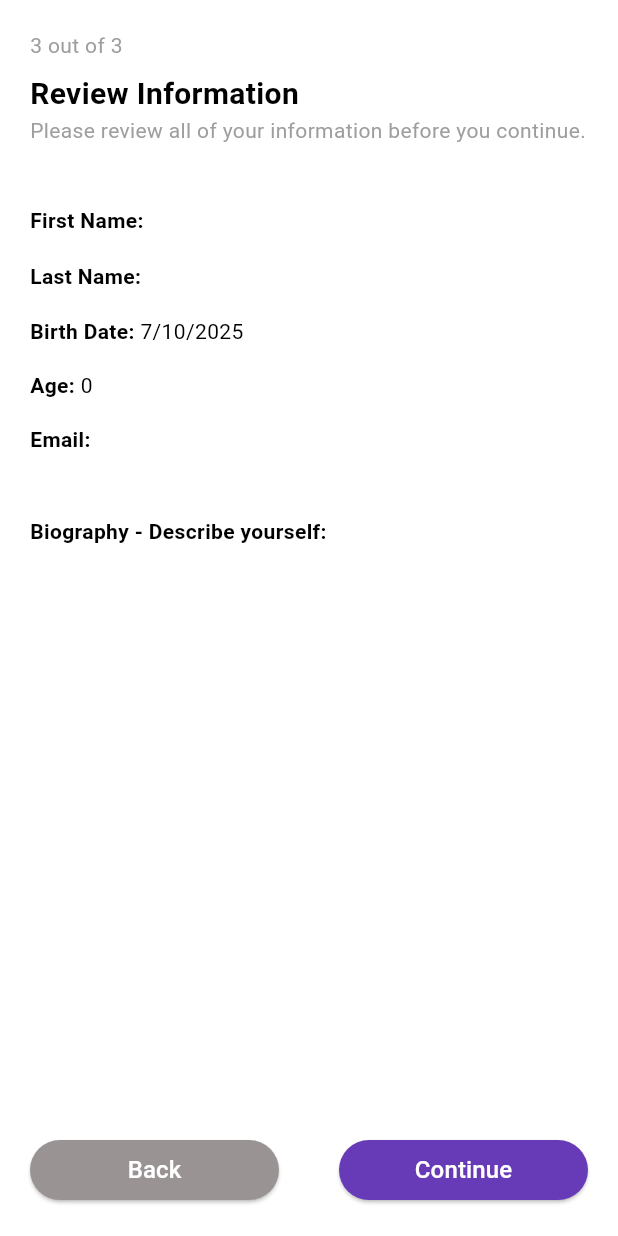
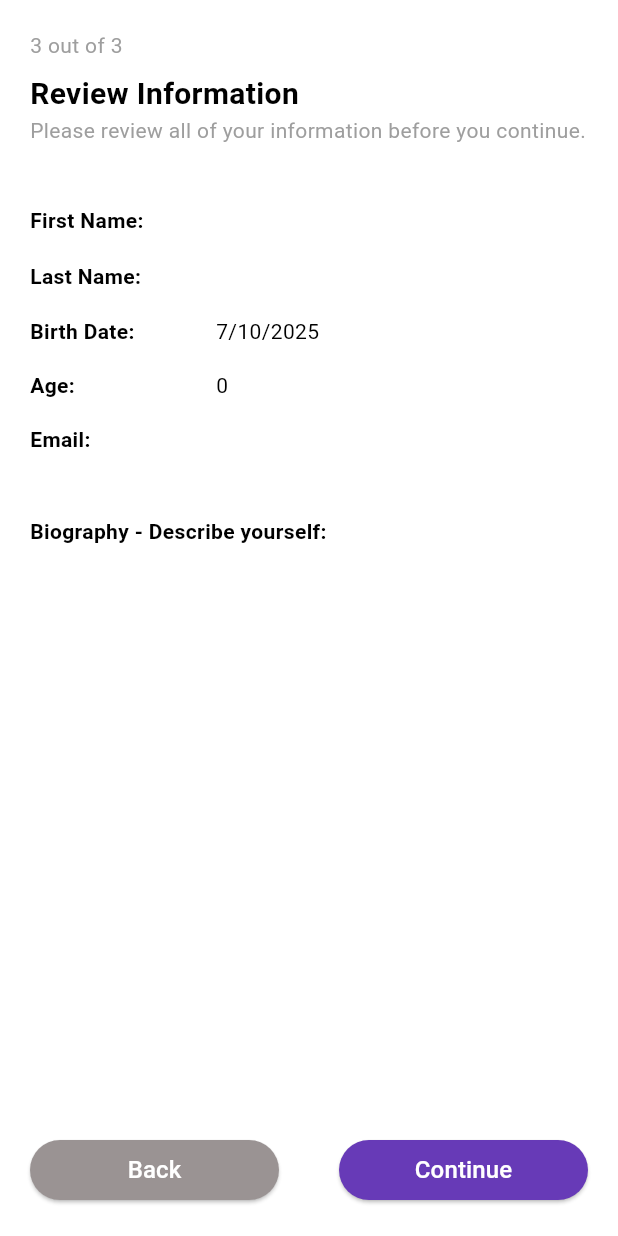
Before and after one commit to jyroball/Flutter_Project_1, a Flutter app: the FormThree widget shown alone on an empty page, opened directly with empty values, on a phone screen of 412 x 824 dp. Run offline on Flutter 3.47's test engine with Material 3 defaults, Android fonts, the phone set to English and light mode, and no system bars.

Commit message:
fixed Layout

```diff
--- a/lib/screens/add_User_Screens/form3.dart
+++ b/lib/screens/add_User_Screens/form3.dart
@@ -55,8 +55,14 @@ class FormThree extends StatelessWidget {
                   Row(
                     crossAxisAlignment: CrossAxisAlignment.start,
                     children: [
-                      const Text("First Name: ", style: TextStyle(fontWeight: FontWeight.bold)),
-                      Expanded(child: Text(firstName)),
+                      const Expanded(
+                        flex: 1,
+                        child: Text("First Name: ", style: TextStyle(fontWeight: FontWeight.bold))
+                      ),
+                      Expanded(
+                        flex: 2,
+                        child: Text(firstName),
+                      ),
                     ],
                   ),
 
@@ -64,8 +70,14 @@ class FormThree extends StatelessWidget {
                   Row(
                     crossAxisAlignment: CrossAxisAlignment.start,
                     children: [
-                      const Text("Last Name: ", style: TextStyle(fontWeight: FontWeight.bold)),
-                      Expanded(child: Text(lastName)),
+                      const Expanded(
+                        flex: 1,
+                        child: Text("Last Name: ", style: TextStyle(fontWeight: FontWeight.bold))
+                      ),
+                      Expanded(
+                        flex: 2,
+                        child: Text(lastName),
+                      ),
                     ],
                   ),
 
@@ -73,8 +85,14 @@ class FormThree extends StatelessWidget {
                   Row(
                     crossAxisAlignment: CrossAxisAlignment.start,
                     children: [
-                      const Text("Birth Date: ", style: TextStyle(fontWeight: FontWeight.bold)),
-                      Expanded(child: Text(formattedDate)),
+                      const Expanded(
+                        flex: 1,
+                        child: Text("Birth Date: ", style: TextStyle(fontWeight: FontWeight.bold))
+                      ),
+                      Expanded(
+                        flex: 2,
+                        child: Text(formattedDate)
+                      ),
                     ],
                   ),
 
@@ -82,8 +100,14 @@ class FormThree extends StatelessWidget {
                   Row(
                     crossAxisAlignment: CrossAxisAlignment.start,
                     children: [
-                      const Text("Age: ", style: TextStyle(fontWeight: FontWeight.bold)),
-                      Expanded(child: Text(age.toString())),
+                      const Expanded(
+                        flex: 1,
+                        child: Text("Age: ", style: TextStyle(fontWeight: FontWeight.bold))
+                      ),
+                      Expanded(
+                        flex: 2,
+                        child: Text(age.toString())
+                      ),
                     ],
                   ),
 
@@ -91,8 +115,14 @@ class FormThree extends StatelessWidget {
                   Row(
                     crossAxisAlignment: CrossAxisAlignment.start,
                     children: [
-                      const Text("Email: ", style: TextStyle(fontWeight: FontWeight.bold)),
-                      Expanded(child: Text(email)),
+                      const Expanded(
+                        flex: 1,
+                        child: Text("Email: ", style: TextStyle(fontWeight: FontWeight.bold))
+                      ),
+                      Expanded(
+                        flex: 2,
+                        child: Text(email),
+                      ),
                     ],
                   ),
 
--- a/lib/screens/add_user.dart
+++ b/lib/screens/add_user.dart
@@ -135,7 +135,7 @@ class _AddUserScreenState extends State<AddUserScreen> with SingleTickerProvider
             showConfirmPassword: showConfirmPassword,
             togglePassword: () => setState(() => showPassword = !showPassword),
             toggleConfirmPassword: () => setState(() => showConfirmPassword = !showConfirmPassword),
-            newEmail: (val) => email = val,
+            newEmail: (val) => setState(() => email = val),
             newPassword: (val) => setState(() => password = val),
             newPasswordConfirm: (val) => confirmPassword = val,
             next: _nextTab,
```
